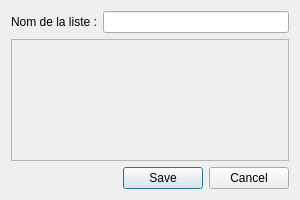
isuhao/TMediaPlayer, file Form/DialogEditDynamicPlayList.ui: the form before one commit.
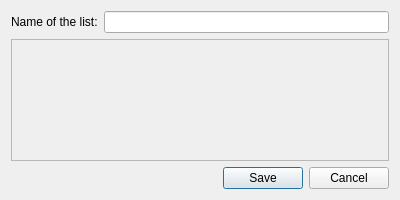
The form after the commit.

```diff
--- a/Form/DialogEditDynamicPlayList.ui
+++ b/Form/DialogEditDynamicPlayList.ui
@@ -6,7 +6,7 @@
    <rect>
     <x>0</x>
     <y>0</y>
-    <width>300</width>
+    <width>400</width>
     <height>200</height>
    </rect>
   </property>
@@ -42,7 +42,7 @@
    <item row="0" column="0">
     <widget class="QLabel" name="lblName">
      <property name="text">
-      <string>Nom de la liste :</string>
+      <string>Name of the list:</string>
      </property>
      <property name="buddy">
       <cstring>editName</cstring>
```
Left out of the diff: 37 changed lines with no effect on the pictures.
